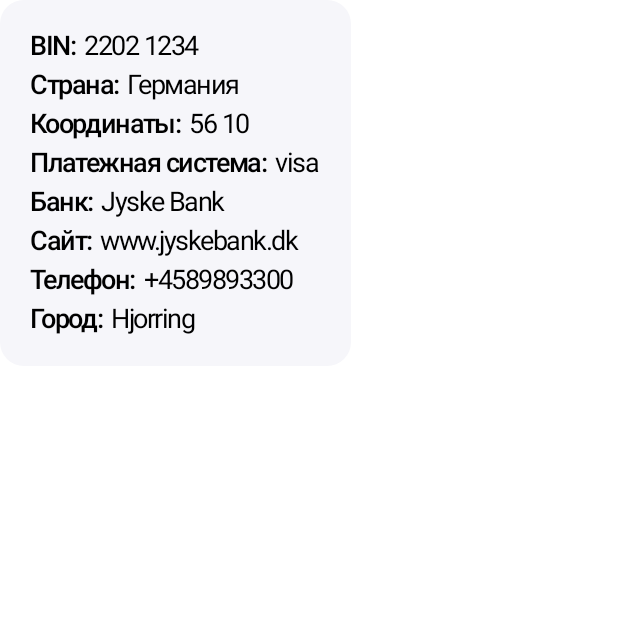
After one commit to deavikt/BankCardInfo, an Android app built with Jetpack Compose: the composable BINQueryHistoryCard shown on its own in the app's theme, on a phone screen of 412 x 824 dp, the top half of it. The commit adds this screen. Run offline under Robolectric (Android 15) with nearby library versions, the phone set to English and light mode, and no system bars.

Commit message:
add bin query history card

```diff
--- /dev/null
+++ b/app/src/main/java/ru/salfa/bankcardinfo/ui/components/BINQueryHistoryCard.kt
@@ -0,0 +1,77 @@
+package ru.salfa.bankcardinfo.ui.components
+
+import androidx.compose.foundation.background
+import androidx.compose.foundation.layout.Arrangement
+import androidx.compose.foundation.layout.Column
+import androidx.compose.foundation.layout.Row
+import androidx.compose.foundation.layout.fillMaxWidth
+import androidx.compose.foundation.layout.padding
+import androidx.compose.foundation.shape.RoundedCornerShape
+import androidx.compose.material3.Text
+import androidx.compose.runtime.Composable
+import androidx.compose.ui.Modifier
+import androidx.compose.ui.res.stringResource
+import androidx.compose.ui.tooling.preview.Preview
+import androidx.compose.ui.unit.dp
+import ru.salfa.bankcardinfo.R
+import ru.salfa.bankcardinfo.ui.theme.BankCardInfoTheme
+import ru.salfa.bankcardinfo.ui.theme.DisabledContainer
+import ru.salfa.bankcardinfo.ui.theme.Typography
+
+@Composable
+fun BINQueryHistoryCard(modifier: Modifier) {
+    Column(
+        modifier = modifier
+            .background(
+                color = DisabledContainer,
+                shape = RoundedCornerShape(16.dp)
+            )
+            .padding(20.dp),
+        verticalArrangement = Arrangement.spacedBy(4.dp)
+    ) {
+        BankCardProperty(R.string.bin_title, "2202 1234")
+        BankCardProperty(R.string.country_title, "Германия")
+        BankCardProperty(R.string.coordinates_title, "56 10")
+        BankCardProperty(R.string.payment_system_type_title, "visa")
+        BankCardProperty(R.string.bank_title, "Jyske Bank")
+        BankCardProperty(R.string.url_title, "www.jyskebank.dk")
+        BankCardProperty(R.string.phone_title, "+4589893300")
+        BankCardProperty(R.string.city_title, "Hjorring")
+    }
+}
+
+@Composable
+private fun BankCardProperty(
+    propertyNameId: Int,
+    propertyText: String
+) {
+    Row {
+        BankCardPropertyName(stringResource(propertyNameId))
+        BankCardPropertyText(propertyText)
+    }
+}
+
+@Composable
+private fun BankCardPropertyName(propertyName: String) {
+    Text(
+        text = "$propertyName:",
+        style = Typography.bodyMedium
+    )
+}
+
+@Composable
+private fun BankCardPropertyText(propertyText: String) {
+    Text(
+        text = propertyText,
+        modifier = Modifier.padding(start = 4.dp),
+        style = Typography.bodySmall
+    )
+}
+
+@Preview
+@Composable
+private fun BINQueryHistoryCardPreview() {
+    BankCardInfoTheme {
+        BINQueryHistoryCard(Modifier.fillMaxWidth())
+    }
+}
--- a/app/src/main/res/values/strings.xml
+++ b/app/src/main/res/values/strings.xml
@@ -1,6 +1,7 @@
 <resources>
     <string name="app_name">Bank Card Info</string>
 
+    <string name="bin_title">BIN</string>
     <string name="bin_info_search_title">Поиск</string>
     <string name="query_history_title">История запросов</string>
     <string name="country_title">Страна</string>
```
